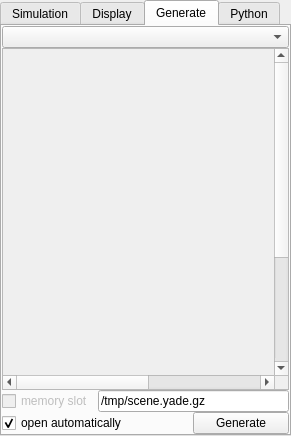
Before: the Qt Designer form gui/qt4/controller.ui in Azeko2xo/woodem, drawn with Qt 5.
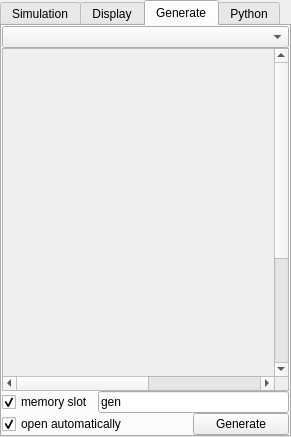
After: the same form once the commit is applied. The open tabs and pages were chosen to show the change. Icons and pictures are not drawn.

Commit message: 1. Add InfCylinder class (axis-aligned infinite cylinder) 2. Add yade.pre module for preprocessors 3. Add yade.pre.Roro preprocessor; parameters are defined in c++, but the preprocessing itself is delegated to a python script which is installed alongside 4. Make Yade show busy cursor while the preprocessor is running; The preprocesed scene is saved to memory by default 5. add utils.defaultEngines for primitive scripts 6. Fix argument order in O.tmpToFile

```diff
--- a/gui/qt4/controller.ui
+++ b/gui/qt4/controller.ui
@@ -7,7 +7,7 @@
     <x>0</x>
     <y>0</y>
     <width>291</width>
-    <height>436</height>
+    <height>437</height>
    </rect>
   </property>
   <property name="sizePolicy">
@@ -608,24 +608,21 @@
           <layout class="QGridLayout" name="gridLayout_4">
            <item row="0" column="0">
             <widget class="QCheckBox" name="generatorMemoryCheck">
-             <property name="enabled">
-              <bool>false</bool>
-             </property>
              <property name="text">
               <string>memory slot</string>
              </property>
              <property name="checkable">
-              <bool>false</bool>
+              <bool>true</bool>
              </property>
              <property name="checked">
-              <bool>false</bool>
+              <bool>true</bool>
              </property>
             </widget>
            </item>
            <item row="0" column="1" colspan="2">
             <widget class="QLineEdit" name="generatorFilenameEdit">
              <property name="text">
-              <string>/tmp/scene.yade.gz</string>
+              <string>gen</string>
              </property>
             </widget>
            </item>
```
Left out of the diff: 4 changed lines with no effect on the pictures. The commit also changes 17 other files.
